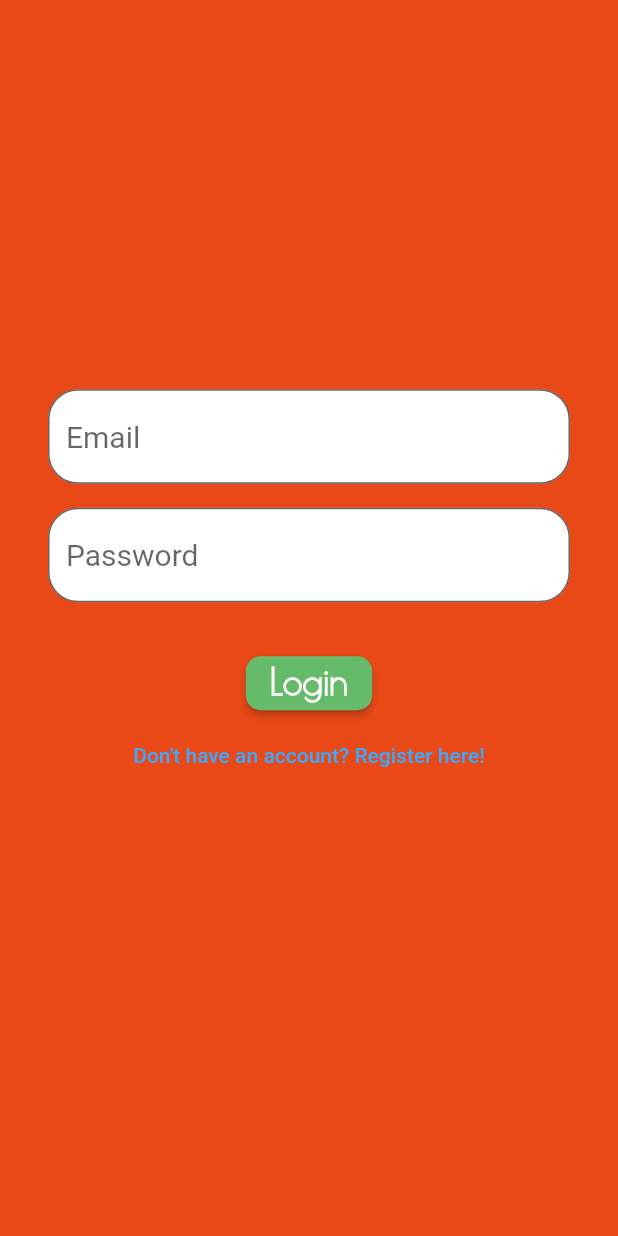
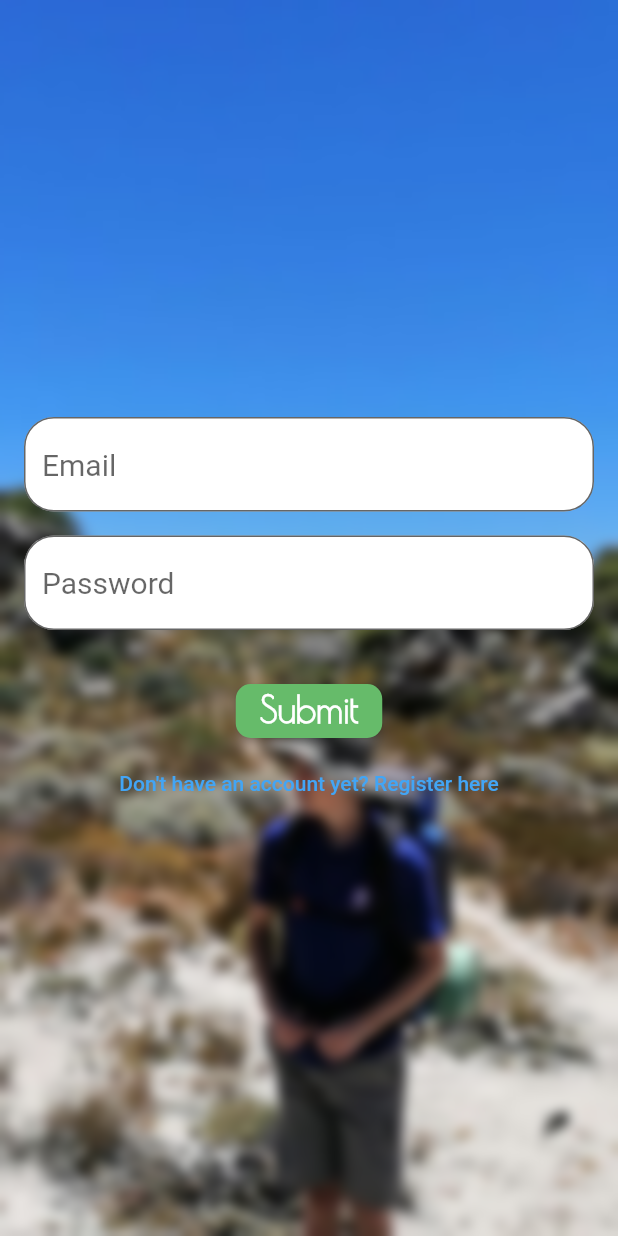
Before and after one commit to TrailBuddies/app, a Flutter app: the screen it shows after launch, after a tap on "Lets Go!", after a tap on "Already have an account? Login here", on a phone screen of 412 x 824 dp. Run offline on Flutter 3.47's test engine with Material 2 defaults, Android fonts, the phone set to English and light mode, and no system bars; our stand-ins replace fluttertoast, shared_preferences; missing offline and left inert: maps_launcher, skeleton_loader; network calls fail; Roboto replaces fonts that are missing (Montserrat).

Commit message:
use register/login page layout

```diff
--- a/lib/pages/login.dart
+++ b/lib/pages/login.dart
@@ -5,34 +5,29 @@ import 'package:flutter/material.dart';
 import 'package:provider/provider.dart';
 import 'package:shared_preferences/shared_preferences.dart';
 
-import 'package:trail_buddies/widgets/common/button.dart';
-import 'package:trail_buddies/widgets/common/text_button.dart';
-import 'package:trail_buddies/widgets/common/text_input.dart';
 import 'package:trail_buddies/user.dart';
+import 'package:trail_buddies/widgets/login_register_pages/layout.dart';
 
-class LoginPage extends StatefulWidget {
+class LoginPage extends StatelessWidget {
   const LoginPage({Key? key}) : super(key: key);
 
   @override
-  _LoginPageState createState() => _LoginPageState();
+  Widget build(BuildContext context) {
+    return Layout(
+      infoWanted: const ["email", "password"],
+      customButtonText: "Don't have an account yet? Register here",
+      customButtonPath: '/register',
+      onSubmit: (
+        BuildContext context,
+        String? username,
+        String? email,
+        String? password,
+        void Function(String err) setError,
+      ) async {
+        if (email == null || password == null) return;
+        if (email.isEmpty || password.isEmpty) {
+          return setError("Please enter your email and password");
         }
-
-class _LoginPageState extends State<LoginPage> {
-  final emailController = TextEditingController();
-  final passController = TextEditingController();
-
-  String error = "";
-
-  void login(BuildContext context) async {
-    if (emailController.text.isEmpty || passController.text.isEmpty) {
-      return setState(() {
-        error = "Please enter your email and password";
-      });
-    }
-
-    setState(() {
-      error = "";
-    });
 
         final response = await post(
           Uri.parse('http://10.0.2.2:3000/api/v1/users/login'),
@@ -41,31 +36,16 @@ class _LoginPageState extends State<LoginPage> {
           },
           body: jsonEncode({
             'user': {
-          'email': emailController.text,
-          'password': passController.text,
+              'email': email,
+              'password': password,
             }
           }),
-    ).catchError((e) {
-      setState(() {
-        error = 'Unexpected error. Please report this incident';
-      });
-      FlutterError.presentError(
-        FlutterErrorDetails(
-          exception: e,
-          context: ErrorDescription(
-            'post() request .catchError callback. Trying to log in with ${emailController.text} and ${passController.text}',
-          ),
-        ),
         );
-    });
 
         var json = jsonDecode(response.body) as Map<String, dynamic>;
-
-    if (error.isNotEmpty) return;
+        ;
         if (response.statusCode != 200) {
-      return setState(() {
-        error = json['error'];
-      });
+          return setError(json['error']);
         } else {
           final prefs = await SharedPreferences.getInstance();
           await prefs.setString('token', json['auth']['token']);
@@ -81,54 +61,7 @@ class _LoginPageState extends State<LoginPage> {
 
           Navigator.pushReplacementNamed(context, '/home');
         }
-  }
-
-  @override
-  void dispose() {
-    emailController.dispose();
-    passController.dispose();
-    super.dispose();
-  }
-
-  @override
-  Widget build(BuildContext context) {
-    return Scaffold(
-      body: Container(
-        padding: const EdgeInsets.all(32),
-        decoration: const BoxDecoration(
-          color: Color.fromRGBO(232, 73, 23, 1),
-        ),
-        child: Center(
-          child: Column(mainAxisAlignment: MainAxisAlignment.center, children: [
-            TextInput(hintText: "Email", controller: emailController),
-            const SizedBox(height: 16),
-            TextInput(
-              hintText: "Password",
-              obscureText: true,
-              controller: passController,
-            ),
-            const SizedBox(height: 30),
-            Button(
-              text: 'Login',
-              backgroundColour: Colors.green.shade400,
-              onTap: () => {login(context)},
-            ),
-            CustomTextButton(
-              text: "Don't have an account? Register here!",
-              onTap: () => Navigator.pushNamed(context, '/register'),
-            ),
-            const SizedBox(height: 16),
-            Text(
-              error,
-              style: const TextStyle(
-                color: Colors.white,
-                fontSize: 18,
-                fontWeight: FontWeight.bold,
-              ),
-            ),
-          ]),
-        ),
-      ),
+      },
     );
   }
 }
```
Lines whose indentation alone changed are shown as unchanged.
